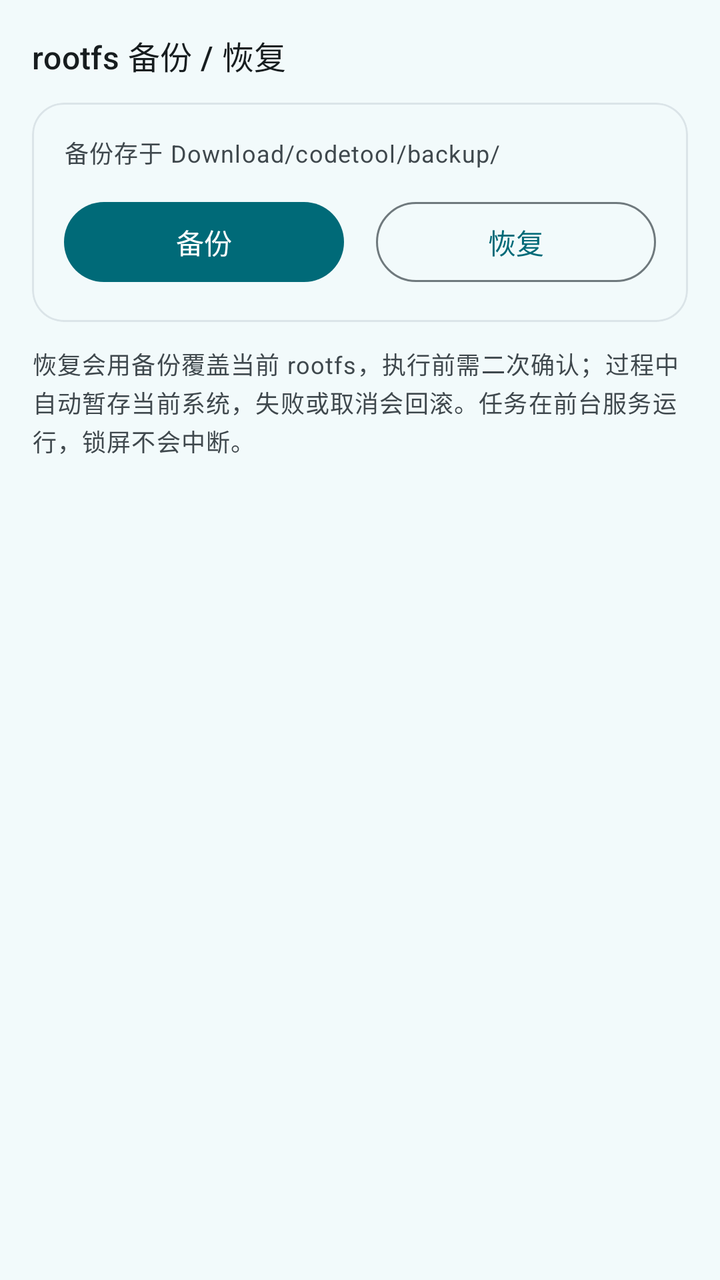
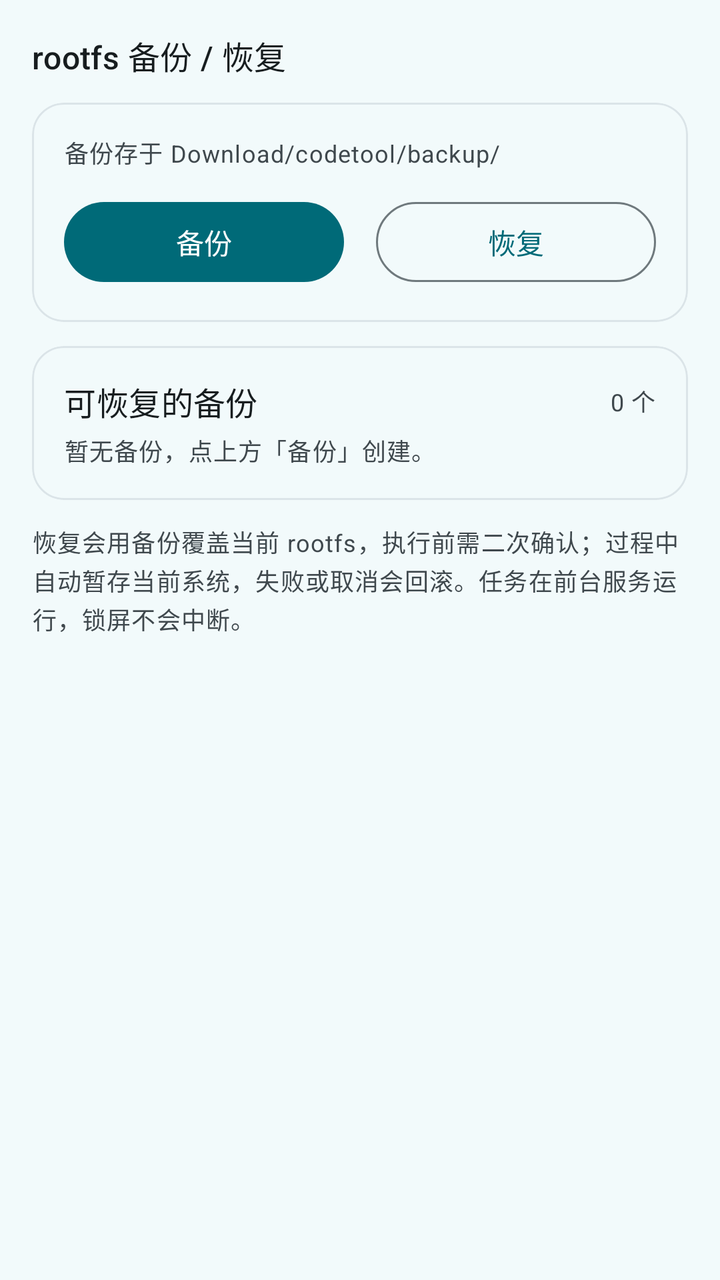

Compare the two renders of this Android layout. The source of the first and the diff that turns it into the second are given below.
<!-- AndroidManifest.xml: application theme Theme.CodeTool -->
<!-- res/layout/fragment_rootfs_backup.xml -->
<?xml version="1.0" encoding="utf-8"?>
<ScrollView xmlns:android="http://schemas.android.com/apk/res/android"
    xmlns:app="http://schemas.android.com/apk/res-auto"
    android:layout_width="match_parent"
    android:layout_height="match_parent"
    android:background="?android:attr/colorBackground"
    android:scrollbars="none"
    android:fillViewport="true">

    <LinearLayout
        android:layout_width="match_parent"
        android:layout_height="wrap_content"
        android:orientation="vertical"
        android:padding="16dp">

        <com.google.android.material.textview.MaterialTextView
            android:layout_width="wrap_content"
            android:layout_height="wrap_content"
            android:layout_marginBottom="12dp"
            android:text="rootfs 备份 / 恢复"
            android:textAppearance="?attr/textAppearanceTitleMedium"
            android:textColor="?attr/colorOnSurface" />

        <com.google.android.material.card.MaterialCardView
            android:layout_width="match_parent"
            android:layout_height="wrap_content"
            app:cardCornerRadius="16dp"
            app:cardElevation="0dp"
            app:strokeWidth="1dp"
            app:strokeColor="?attr/colorSurfaceVariant">

            <LinearLayout
                android:layout_width="match_parent"
                android:layout_height="wrap_content"
                android:orientation="vertical"
                android:padding="16dp">

                <com.google.android.material.textview.MaterialTextView
                    android:id="@+id/backupStatus"
                    android:layout_width="match_parent"
                    android:layout_height="wrap_content"
                    android:text="备份存于 Download/codetool/backup/"
                    android:textAppearance="?attr/textAppearanceBodySmall"
                    android:textColor="?attr/colorOnSurfaceVariant" />

                
                <com.google.android.material.progressindicator.LinearProgressIndicator
                    android:id="@+id/backupProgress"
                    android:layout_width="match_parent"
                    android:layout_height="wrap_content"
                    android:layout_marginTop="12dp"
                    android:visibility="gone"
                    app:indicatorColor="?attr/colorPrimary"
                    app:trackColor="?attr/colorSurfaceVariant"
                    app:trackCornerRadius="4dp"
                    app:trackThickness="6dp" />

                <LinearLayout
                    android:layout_width="match_parent"
                    android:layout_height="wrap_content"
                    android:orientation="horizontal"
                    android:layout_marginTop="12dp">

                    <com.google.android.material.button.MaterialButton
                        android:id="@+id/btnBackup"
                        android:layout_width="0dp"
                        android:layout_height="wrap_content"
                        android:layout_weight="1"
                        android:text="备份" />

                    
                    <com.google.android.material.button.MaterialButton
                        android:id="@+id/btnRestore"
                        style="?attr/materialButtonOutlinedStyle"
                        android:layout_width="0dp"
                        android:layout_height="wrap_content"
                        android:layout_weight="1"
                        android:layout_marginStart="16dp"
                        android:text="恢复" />
                </LinearLayout>

                <com.google.android.material.button.MaterialButton
                    android:id="@+id/btnBackupCancel"
                    android:layout_width="match_parent"
                    android:layout_height="wrap_content"
                    android:layout_marginTop="8dp"
                    android:visibility="gone"
                    android:text="取消任务" />

            </LinearLayout>
        </com.google.android.material.card.MaterialCardView>

        <com.google.android.material.textview.MaterialTextView
            android:layout_width="match_parent"
            android:layout_height="wrap_content"
            android:layout_marginTop="12dp"
            android:text="恢复会用备份覆盖当前 rootfs，执行前需二次确认；过程中自动暂存当前系统，失败或取消会回滚。任务在前台服务运行，锁屏不会中断。"
            android:textAppearance="?attr/textAppearanceBodySmall"
            android:textColor="?attr/colorOnSurfaceVariant" />

    </LinearLayout>
</ScrollView>
<!-- resources referenced by this layout -->
<resources>
  <style name="Theme.CodeTool" parent="Theme.Material3.Light.NoActionBar">
          <item name="colorPrimary">@color/light_primary</item>
          <item name="colorOnPrimary">@color/light_on_primary</item>
          <item name="colorPrimaryContainer">@color/light_primary_container</item>
          <item name="colorOnPrimaryContainer">@color/light_on_primary_container</item>
          <item name="colorSecondary">@color/light_secondary</item>
          <item name="colorOnSecondary">@color/light_on_secondary</item>
          <item name="colorSecondaryContainer">@color/light_secondary_container</item>
          <item name="colorOnSecondaryContainer">@color/light_on_secondary_container</item>
          <item name="colorSurface">@color/light_surface</item>
          <item name="colorOnSurface">@color/light_on_surface</item>
          <item name="colorSurfaceVariant">@color/light_surface_variant</item>
          <item name="colorOnSurfaceVariant">@color/light_on_surface_variant</item>
          <item name="colorSurfaceContainer">@color/light_surface_container</item>
          
          <item name="colorSurfaceContainerHigh">?attr/colorSurfaceContainer</item>
          <item name="colorSurfaceContainerLow">?attr/colorSurfaceContainer</item>
          <item name="android:colorBackground">@color/light_background</item>
          <item name="colorOnBackground">@color/light_on_background</item>
          <item name="colorOutline">@color/light_outline</item>
          <item name="colorError">@color/error</item>
          <item name="colorErrorContainer">@color/error_container</item>
          <item name="colorOnErrorContainer">@color/on_error_container</item>
          <item name="android:statusBarColor" tools:targetApi="l">?attr/colorSurface</item>
          <item name="android:navigationBarColor" tools:targetApi="l">@android:color/transparent</item>
          <item name="android:windowLightStatusBar" tools:targetApi="m">true</item>
          <item name="android:windowLightNavigationBar" tools:targetApi="o_mr1">true</item>
          <item name="android:windowBackground">@color/light_background</item>
      </style>
  <color name="light_primary">#FF006A78</color>
  <color name="light_on_primary">#FFFFFFFF</color>
  <color name="light_primary_container">#FF9CEAFB</color>
  <color name="light_on_primary_container">#FF00202A</color>
  <color name="light_secondary">#FF4C636B</color>
  <color name="light_on_secondary">#FFFFFFFF</color>
  <color name="light_secondary_container">#FFCFE8F1</color>
  <color name="light_on_secondary_container">#FF071F25</color>
  <color name="light_surface">#FFF2FAFB</color>
  <color name="light_on_surface">#FF171D1F</color>
  <color name="light_surface_variant">#FFDBE4E8</color>
  <color name="light_on_surface_variant">#FF3F484D</color>
  <color name="light_surface_container">#FFE6EFF1</color>
  <color name="light_background">#FFF2FAFB</color>
  <color name="light_on_background">#FF171D1F</color>
  <color name="light_outline">#FF6F797D</color>
  <color name="error">#FFFFB4AB</color>
  <color name="error_container">#FF93000A</color>
  <color name="on_error_container">#FFFFDAD6</color>
</resources>

<!-- the commit's change to res/layout/fragment_rootfs_backup.xml (unified diff, before → after) -->
@@ -90,6 +90,63 @@
             </LinearLayout>
         </com.google.android.material.card.MaterialCardView>
 
+        
+        <com.google.android.material.card.MaterialCardView
+            android:layout_width="match_parent"
+            android:layout_height="wrap_content"
+            android:layout_marginTop="12dp"
+            app:cardCornerRadius="16dp"
+            app:cardElevation="0dp"
+            app:strokeWidth="1dp"
+            app:strokeColor="?attr/colorSurfaceVariant">
+
+            <LinearLayout
+                android:layout_width="match_parent"
+                android:layout_height="wrap_content"
+                android:orientation="vertical"
+                android:padding="16dp">
+
+                <LinearLayout
+                    android:layout_width="match_parent"
+                    android:layout_height="wrap_content"
+                    android:orientation="horizontal"
+                    android:gravity="center_vertical">
+
+                    <com.google.android.material.textview.MaterialTextView
+                        android:layout_width="0dp"
+                        android:layout_height="wrap_content"
+                        android:layout_weight="1"
+                        android:text="可恢复的备份"
+                        android:textAppearance="?attr/textAppearanceTitleMedium"
+                        android:textColor="?attr/colorOnSurface" />
+
+                    <com.google.android.material.textview.MaterialTextView
+                        android:id="@+id/backupCount"
+                        android:layout_width="wrap_content"
+                        android:layout_height="wrap_content"
+                        android:layout_marginStart="12dp"
+                        android:text="0 个"
+                        android:textAppearance="?attr/textAppearanceBodySmall"
+                        android:textColor="?attr/colorOnSurfaceVariant" />
+                </LinearLayout>
+
+                <com.google.android.material.textview.MaterialTextView
+                    android:id="@+id/backupEmptyHint"
+                    android:layout_width="match_parent"
+                    android:layout_height="wrap_content"
+                    android:layout_marginTop="4dp"
+                    android:text="暂无备份，点上方「备份」创建。"
+                    android:textAppearance="?attr/textAppearanceBodySmall"
+                    android:textColor="?attr/colorOnSurfaceVariant" />
+
+                <LinearLayout
+                    android:id="@+id/backupList"
+                    android:layout_width="match_parent"
+                    android:layout_height="wrap_content"
+                    android:orientation="vertical" />
+            </LinearLayout>
+        </com.google.android.material.card.MaterialCardView>
+
         <com.google.android.material.textview.MaterialTextView
             android:layout_width="match_parent"
             android:layout_height="wrap_content"
